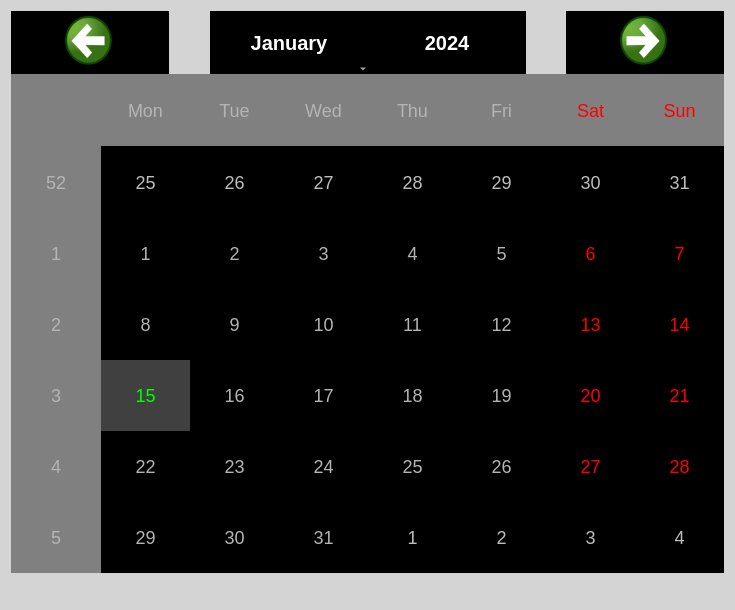
Old version of the form ihmagenda.ui in the repository CalmettesT/Projet-BTS.
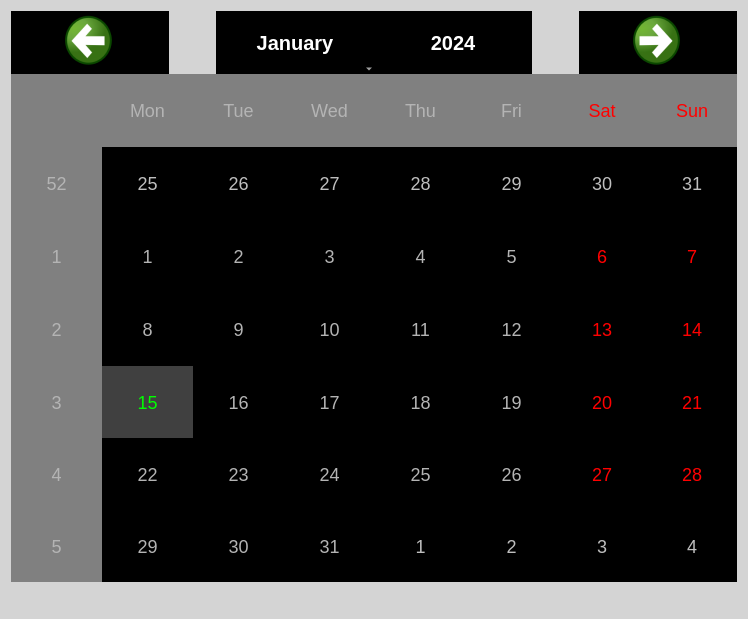
New version of the form. Icons and pictures are not drawn.

The edit to the form file:
```diff
--- a/ihmagenda.ui
+++ b/ihmagenda.ui
@@ -6,8 +6,8 @@
    <rect>
     <x>0</x>
     <y>0</y>
-    <width>735</width>
-    <height>610</height>
+    <width>748</width>
+    <height>619</height>
    </rect>
   </property>
   <property name="windowTitle">
```
